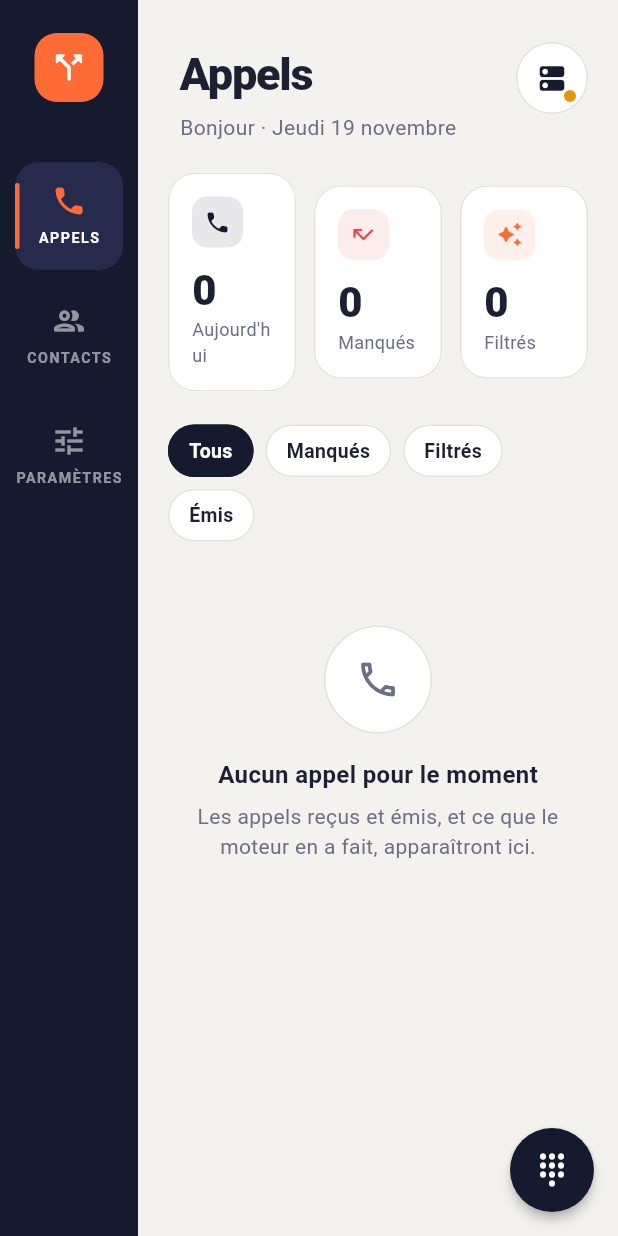
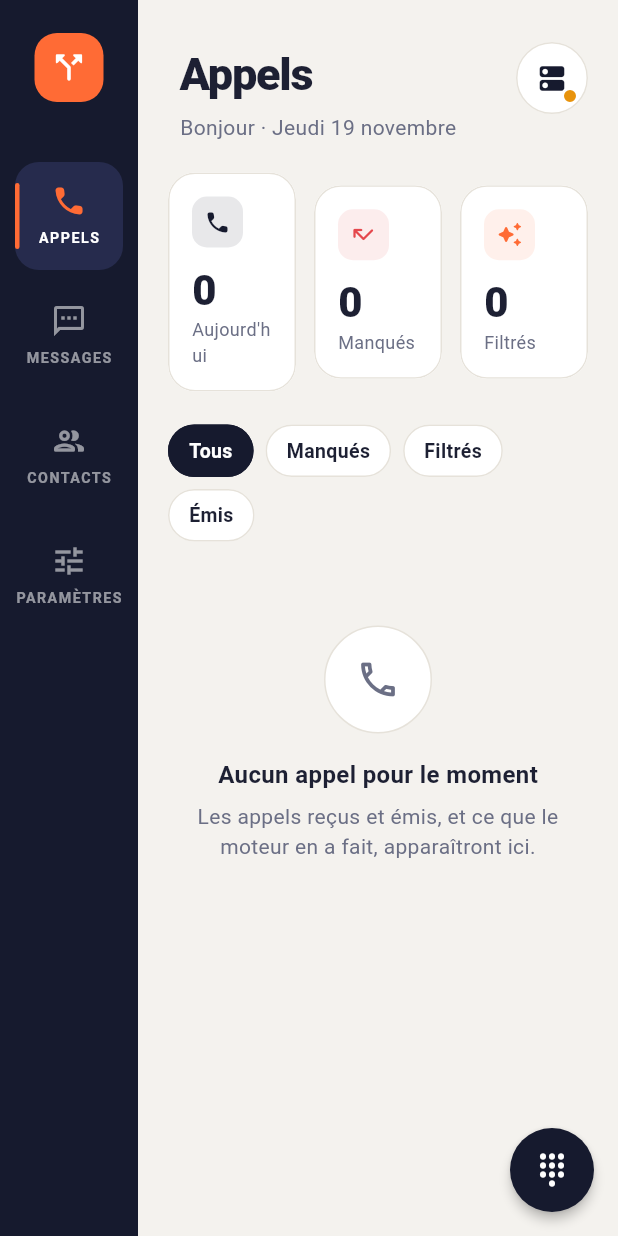
Before and after one commit to mghez001/DevWebMobile, a Flutter app: the screen it shows after launch, on a phone screen of 412 x 824 dp. Run offline on Flutter 3.47's test engine with Material 3 defaults, Android fonts, the phone set to English and light mode, and no system bars; missing offline and left inert: flutter_webrtc, sip_ua.

Commit message:
Messages reçus : réception SIP, onglet Messages, pastille et bandeau
Co-Authored-By: Claude Opus 5.5 <noreply@anthropic.com>

```diff
--- a/gestionnaire_appels/lib/models/modeles.dart
+++ b/gestionnaire_appels/lib/models/modeles.dart
@@ -137,6 +137,42 @@ class EtatAppel {
   final String? detail;
 
   const EtatAppel({required this.idAppel, required this.statut, this.detail});
+}
+
+/// Message texte SIP (MESSAGE) reçu, ex. « Je suis en réunion… » envoyé
+/// par quelqu'un qui a refusé notre appel avec un message rapide.
+class MessageRecu {
+  final String id;
+
+  /// Numéro de l'expéditeur, déjà normalisé (ex. "500").
+  final String numero;
+  final String? nomAffiche;
+  final String texte;
+  final DateTime recuLe;
+
+  /// Faux tant que l'onglet « Messages » n'a pas été ouvert.
+  final bool lu;
+
+  const MessageRecu({
+    required this.id,
+    required this.numero,
+    this.nomAffiche,
+    required this.texte,
+    required this.recuLe,
+    this.lu = false,
+  });
+
+  MessageRecu marqueLu() => MessageRecu(
+        id: id,
+        numero: numero,
+        nomAffiche: nomAffiche,
+        texte: texte,
+        recuLe: recuLe,
+        lu: true,
+      );
+
+  @override
+  String toString() => 'MessageRecu($numero, $texte)';
 }
 
 class CompteSip {
--- a/gestionnaire_appels/lib/repositories/repositories.dart
+++ b/gestionnaire_appels/lib/repositories/repositories.dart
@@ -35,6 +35,13 @@ abstract class JournalRepository {
   List<Appel> get tous;
   Stream<List<Appel>> surveiller();
   Future<void> ajouter(Appel appel);
+}
+
+abstract class MessageRepository {
+  List<MessageRecu> get tous;
+  Stream<List<MessageRecu>> surveiller();
+  Future<void> ajouter(MessageRecu message);
+  Future<void> marquerTousLus();
 }
 
 // =====================================================================
@@ -129,3 +136,23 @@ class JournalRepositoryMemoire implements JournalRepository {
   @override
   Future<void> ajouter(Appel appel) async => _liste.enregistrer(appel);
 }
+
+class MessageRepositoryMemoire implements MessageRepository {
+  MessageRepositoryMemoire([List<MessageRecu> initiaux = const []])
+      : _liste = _ListeEnMemoire<MessageRecu>((m) => m.id, initiaux);
+  final _ListeEnMemoire<MessageRecu> _liste;
+
+  @override
+  List<MessageRecu> get tous => _liste.tous;
+  @override
+  Stream<List<MessageRecu>> surveiller() => _liste.surveiller();
+  @override
+  Future<void> ajouter(MessageRecu message) async =>
+      _liste.enregistrer(message);
+  @override
+  Future<void> marquerTousLus() async {
+    for (final m in _liste.tous.where((m) => !m.lu)) {
+      _liste.enregistrer(m.marqueLu());
+    }
+  }
+}
--- a/gestionnaire_appels/lib/screens/accueil_screen.dart
+++ b/gestionnaire_appels/lib/screens/accueil_screen.dart
@@ -1,8 +1,13 @@
+import 'dart:async';
+
 import 'package:flutter/material.dart';
 
+import '../models/modeles.dart';
+import '../services/services.dart';
 import '../widgets/barre_laterale.dart';
 import 'contacts_screen.dart';
 import 'journal_screen.dart';
+import 'messages_screen.dart';
 import 'parametres_screen.dart';
 
 /// Structure de l'appli : barre latérale à gauche + page de l'onglet actif.
@@ -16,16 +21,65 @@ class AccueilScreen extends StatefulWidget {
 }
 
 class _AccueilScreenState extends State<AccueilScreen> {
+  static const _ongletMessages = 1;
+
   int _onglet = 0;
+  late final StreamSubscription<MessageRecu> _abonnementMessages;
+
+  @override
+  void initState() {
+    super.initState();
+    _abonnementMessages =
+        Services.gestionnaire.nouveauxMessages.listen(_messageRecu);
+  }
+
+  @override
+  void dispose() {
+    _abonnementMessages.cancel();
+    super.dispose();
+  }
+
+  void _changerOnglet(int i) {
+    setState(() => _onglet = i);
+    if (i == _ongletMessages) Services.messages.marquerTousLus();
+  }
+
+  /// Petit bandeau en bas à chaque message reçu.
+  void _messageRecu(MessageRecu message) {
+    if (!mounted) return;
+    if (_onglet == _ongletMessages) {
+      // Déjà sur l'onglet : le message s'affiche dans la liste.
+      Services.messages.marquerTousLus();
+      return;
+    }
+    ScaffoldMessenger.of(context)
+      ..hideCurrentSnackBar()
+      ..showSnackBar(SnackBar(
+        content: Text('${nomExpediteur(message)} : ${message.texte}'),
+        duration: const Duration(seconds: 6),
+        action: SnackBarAction(
+          label: 'Voir',
+          onPressed: () => _changerOnglet(_ongletMessages),
+        ),
+      ));
+  }
 
   @override
   Widget build(BuildContext context) {
     return Scaffold(
       body: Row(
         children: [
-          BarreLaterale(
-            onglet: _onglet,
-            onChanger: (i) => setState(() => _onglet = i),
+          StreamBuilder<List<MessageRecu>>(
+            stream: Services.messages.surveiller(),
+            builder: (context, snapshot) {
+              final nonLus =
+                  (snapshot.data ?? const []).where((m) => !m.lu).length;
+              return BarreLaterale(
+                onglet: _onglet,
+                onChanger: _changerOnglet,
+                pastilles: {_ongletMessages: nonLus},
+              );
+            },
           ),
           Expanded(
             child: SafeArea(
@@ -35,6 +89,7 @@ class _AccueilScreenState extends State<AccueilScreen> {
                 index: _onglet,
                 children: const [
                   JournalScreen(),
+                  MessagesScreen(),
                   ContactsScreen(),
                   ParametresScreen(),
                 ],
--- /dev/null
+++ b/gestionnaire_appels/lib/screens/messages_screen.dart
@@ -0,0 +1,192 @@
+import 'package:flutter/material.dart';
+
+import '../models/modeles.dart';
+import '../services/services.dart';
+import '../theme.dart';
+import '../widgets/en_tete_page.dart';
+import '../widgets/formats.dart';
+import '../widgets/ligne_journal.dart' show Avatar, appelerDepuis;
+
+/// Onglet « Messages » : les messages texte SIP reçus, du plus récent au
+/// plus ancien (ex. « Je suis en réunion… » quand quelqu'un a refusé
+/// notre appel avec un message rapide).
+class MessagesScreen extends StatelessWidget {
+  const MessagesScreen({super.key});
+
+  @override
+  Widget build(BuildContext context) {
+    // On écoute aussi les contacts : un nom ajouté s'affiche tout de suite.
+    return StreamBuilder<List<Contact>>(
+      stream: Services.contacts.surveiller(),
+      builder: (context, _) => StreamBuilder<List<MessageRecu>>(
+        stream: Services.messages.surveiller(),
+        builder: (context, snapshot) =>
+            _contenu(context, snapshot.data ?? const []),
+      ),
+    );
+  }
+
+  Widget _contenu(BuildContext context, List<MessageRecu> liste) {
+    final maintenant = DateTime.now();
+    final messages = [...liste]..sort((a, b) => b.recuLe.compareTo(a.recuLe));
+
+    final parJour = <String, List<MessageRecu>>{};
+    for (final m in messages) {
+      parJour.putIfAbsent(libelleJour(m.recuLe, maintenant), () => []).add(m);
+    }
+
+    return ListView(
+      padding: const EdgeInsets.only(bottom: 32),
+      children: [
+        EnTetePage(
+          titre: 'Messages',
+          sousTitre: messages.isEmpty
+              ? 'Messages texte reçus'
+              : '${messages.length} message${messages.length > 1 ? 's' : ''} reçu${messages.length > 1 ? 's' : ''}',
+        ),
+        if (messages.isEmpty) const _EtatVide(),
+        for (final jour in parJour.entries) ...[
+          Padding(
+            padding: const EdgeInsets.fromLTRB(28, 8, 28, 10),
+            child: Text(
+              jour.key.toUpperCase(),
+              style: const TextStyle(
+                fontSize: 11,
+                fontWeight: FontWeight.w700,
+                letterSpacing: 1.4,
+                color: Couleurs.texteDoux,
+              ),
+            ),
+          ),
+          for (final message in jour.value)
+            Padding(
+              padding: const EdgeInsets.fromLTRB(20, 0, 20, 8),
+              child: _LigneMessage(message: message),
+            ),
+        ],
+      ],
+    );
+  }
+}
+
+/// Nom à afficher pour l'expéditeur : contact connu, sinon nom SIP,
+/// sinon numéro.
+String nomExpediteur(MessageRecu message) {
+  final contact = Services.contactDe(message.numero);
+  if (contact != null) return contact.nom;
+  final nom = message.nomAffiche?.trim();
+  if (nom != null && nom.isNotEmpty) return nom;
+  return message.numero.isEmpty ? 'Inconnu' : message.numero;
+}
+
+class _LigneMessage extends StatelessWidget {
+  const _LigneMessage({required this.message});
+
+  final MessageRecu message;
+
+  @override
+  Widget build(BuildContext context) {
+    final nom = nomExpediteur(message);
+    final peutRappeler = !estNumeroMasque(message.numero);
+
+    return Carte(
+      padding: const EdgeInsets.fromLTRB(16, 14, 8, 14),
+      child: Row(
+        crossAxisAlignment: CrossAxisAlignment.start,
+        children: [
+          Avatar(nom: nom),
+          const SizedBox(width: 14),
+          Expanded(
+            child: Column(
+              crossAxisAlignment: CrossAxisAlignment.start,
+              children: [
+                Row(
+                  children: [
+                    Expanded(
+                      child: Text(
+                        nom,
+                        overflow: TextOverflow.ellipsis,
+                        style: const TextStyle(
+                          fontWeight: FontWeight.w700,
+                          color: Couleurs.texte,
+                        ),
+                      ),
+                    ),
+                    Text(
+                      heureMinute(message.recuLe),
+                      style: const TextStyle(
+                        fontSize: 12,
+                        color: Couleurs.texteDoux,
+                        fontFeatures: chiffresFixes,
+                      ),
+                    ),
+                  ],
+                ),
+                if (nom != message.numero && message.numero.isNotEmpty)
+                  Text(
+                    message.numero,
+                    style: const TextStyle(
+                      fontSize: 12,
+                      color: Couleurs.texteDoux,
+                      fontFeatures: chiffresFixes,
+                    ),
+                  ),
+                const SizedBox(height: 6),
+                Text(
+                  message.texte,
+                  style: const TextStyle(color: Couleurs.texte, height: 1.35),
+                ),
+              ],
+            ),
+          ),
+          if (peutRappeler)
+            IconButton(
+              onPressed: () => appelerDepuis(context, message.numero),
+              tooltip: 'Rappeler',
+              color: Couleurs.vert,
+              icon: const Icon(Icons.call_rounded),
+            ),
+        ],
+      ),
+    );
+  }
+}
+
+class _EtatVide extends StatelessWidget {
+  const _EtatVide();
+
+  @override
+  Widget build(BuildContext context) {
+    return Padding(
+      padding: const EdgeInsets.fromLTRB(28, 48, 28, 0),
+      child: Column(
+        children: [
+          Container(
+            width: 72,
+            height: 72,
+            decoration: BoxDecoration(
+              color: Couleurs.surface,
+              shape: BoxShape.circle,
+              border: Border.all(color: Couleurs.trait),
+            ),
+            child: const Icon(Icons.sms_outlined,
+                size: 30, color: Couleurs.texteDoux),
+          ),
+          const SizedBox(height: 16),
+          const Text(
+            'Aucun message pour le moment',
+            style: TextStyle(
+                fontSize: 16, fontWeight: FontWeight.w700, color: Couleurs.texte),
+          ),
+          const SizedBox(height: 6),
+          const Text(
+            'Quand quelqu’un refuse votre appel avec un message rapide, '
+            'son message apparaîtra ici.',
+            textAlign: TextAlign.center,
+            style: TextStyle(color: Couleurs.texteDoux),
+          ),
+        ],
+      ),
+    );
+  }
+}
--- a/gestionnaire_appels/lib/services/gestionnaire_appels.dart
+++ b/gestionnaire_appels/lib/services/gestionnaire_appels.dart
@@ -23,16 +23,21 @@ class GestionnaireAppels {
     required this.regles,
     required this.calendrier,
     required this.journal,
+    MessageRepository? messages,
     this.moteur = const MoteurDeRegles(),
     this.cibleMessagerie = 'vm400',
     DateTime Function()? horloge,
-  }) : _horloge = horloge ?? DateTime.now;
+  })  : messages = messages ?? MessageRepositoryMemoire(),
+        _horloge = horloge ?? DateTime.now;
 
   final SipService sip;
   final ContactRepository contacts;
   final RegleRepository regles;
   final CalendrierRepository calendrier;
   final JournalRepository journal;
+
+  /// Messages texte reçus (onglet « Messages »).
+  final MessageRepository messages;
   final MoteurDeRegles moteur;
 
   /// Extension Asterisk de la messagerie vocale (dialplan : VoiceMail).
@@ -43,6 +48,7 @@ class GestionnaireAppels {
 
   final _aSonner = StreamController<AppelEntrant>.broadcast();
   final _decisions = StreamController<(AppelEntrant, Decision)>.broadcast();
+  final _nouveauxMessages = StreamController<MessageRecu>.broadcast();
 
   /// Appels qui ont sonné et attendent une réponse : id → (appel, décision).
   final Map<String, (AppelEntrant, Decision)> _enAttente = {};
@@ -56,6 +62,7 @@ class GestionnaireAppels {
 
   StreamSubscription<AppelEntrant>? _abonnementAppels;
   StreamSubscription<EtatAppel>? _abonnementEtats;
+  StreamSubscription<MessageRecu>? _abonnementMessages;
 
   // ------------------------------------------------------------------
   //  API pour le front
@@ -67,14 +74,22 @@ class GestionnaireAppels {
   /// Toutes les décisions prises (utile pour déboguer / afficher un toast).
   Stream<(AppelEntrant, Decision)> get decisions => _decisions.stream;
 
+  /// Chaque message reçu, une fois enregistré (pour afficher un toast).
+  Stream<MessageRecu> get nouveauxMessages => _nouveauxMessages.stream;
+
   void demarrer() {
     _abonnementAppels = sip.appelsEntrants.listen(_traiterAppel);
     _abonnementEtats = sip.etatAppels.listen(_suivreEtat);
+    _abonnementMessages = sip.messagesRecus.listen((message) async {
+      await messages.ajouter(message);
+      _nouveauxMessages.add(message);
+    });
   }
 
   Future<void> arreter() async {
     await _abonnementAppels?.cancel();
     await _abonnementEtats?.cancel();
+    await _abonnementMessages?.cancel();
     for (final m in _minuteurs.values) {
       m.cancel();
     }
--- a/gestionnaire_appels/lib/services/services.dart
+++ b/gestionnaire_appels/lib/services/services.dart
@@ -30,12 +30,15 @@ class Services {
 
   static final JournalRepository journal = JournalRepositoryMemoire();
 
+  static final MessageRepository messages = MessageRepositoryMemoire();
+
   static final GestionnaireAppels gestionnaire = GestionnaireAppels(
     sip: sip,
     contacts: contacts,
     regles: regles,
     calendrier: calendrier,
     journal: journal,
+    messages: messages,
     // ⚠️ Seuil abaissé à 3 pour tester l'anti-harcèlement facilement.
     //    Remettre const MoteurDeRegles() (10 appels) pour la version finale.
     moteur: const MoteurDeRegles(seuilHarcelement: 3),
--- a/gestionnaire_appels/lib/services/sip/sip_service.dart
+++ b/gestionnaire_appels/lib/services/sip/sip_service.dart
@@ -22,6 +22,9 @@ abstract class SipService {
   /// Changements d'état des appels (sonne, en cours, terminé…).
   Stream<EtatAppel> get etatAppels;
 
+  /// Un événement par message texte SIP (MESSAGE) reçu.
+  Stream<MessageRecu> get messagesRecus;
+
   Future<void> connecter(CompteSip compte);
   Future<void> deconnecter();
 
--- a/gestionnaire_appels/lib/widgets/barre_laterale.dart
+++ b/gestionnaire_appels/lib/widgets/barre_laterale.dart
@@ -2,20 +2,26 @@ import 'package:flutter/material.dart';
 
 import '../theme.dart';
 
-/// Barre latérale sombre à gauche : logo + onglets APPELS / CONTACTS /
-/// PARAMÈTRES.
+/// Barre latérale sombre à gauche : logo + onglets APPELS / MESSAGES /
+/// CONTACTS / PARAMÈTRES.
 class BarreLaterale extends StatelessWidget {
   const BarreLaterale({
     super.key,
     required this.onglet,
     required this.onChanger,
+    this.pastilles = const {},
   });
 
   final int onglet;
   final ValueChanged<int> onChanger;
 
+  /// Nombre affiché en pastille sur un onglet (index → nombre),
+  /// ex. {1: 2} = 2 messages non lus.
+  final Map<int, int> pastilles;
+
   static const _onglets = [
     (Icons.call_outlined, Icons.call_rounded, 'APPELS'),
+    (Icons.sms_outlined, Icons.sms_rounded, 'MESSAGES'),
     (Icons.people_outline_rounded, Icons.people_rounded, 'CONTACTS'),
     (Icons.tune_outlined, Icons.tune_rounded, 'PARAMÈTRES'),
   ];
@@ -47,6 +53,7 @@ class BarreLaterale extends StatelessWidget {
                 icone: onglet == i ? _onglets[i].$2 : _onglets[i].$1,
                 libelle: _onglets[i].$3,
                 actif: onglet == i,
+                pastille: pastilles[i] ?? 0,
                 onTap: () => onChanger(i),
               ),
           ],
@@ -62,12 +69,14 @@ class _Onglet extends StatelessWidget {
     required this.libelle,
     required this.actif,
     required this.onTap,
+    this.pastille = 0,
   });
 
   final IconData icone;
   final String libelle;
   final bool actif;
   final VoidCallback onTap;
+  final int pastille;
 
   @override
   Widget build(BuildContext context) {
@@ -101,8 +110,13 @@ class _Onglet extends StatelessWidget {
                 child: Center(
                   child: Column(
                     children: [
-                      Icon(icone,
-                          color: actif ? Couleurs.signal : couleur, size: 24),
+                      Badge(
+                        isLabelVisible: pastille > 0,
+                        label: Text('$pastille'),
+                        backgroundColor: Couleurs.signal,
+                        child: Icon(icone,
+                            color: actif ? Couleurs.signal : couleur, size: 24),
+                      ),
                       const SizedBox(height: 6),
                       FittedBox(
                         fit: BoxFit.scaleDown,
```
Also changed, not shown: gestionnaire_appels/lib/services/sip/sip_service_ua.dart (+21 -1 lines), 1 other file.
